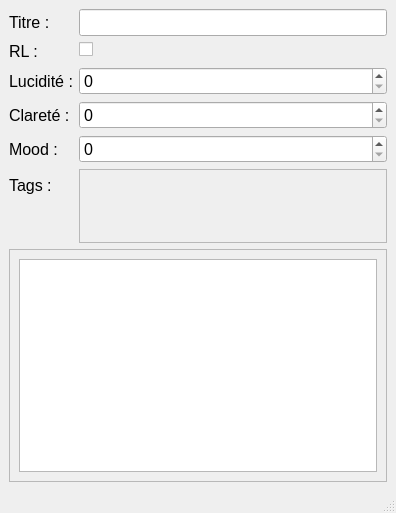
This is ui/dream_popup.ui in estebanthi/DreamsAnalyzer as Qt 5 draws it before an edit. The edited form follows.
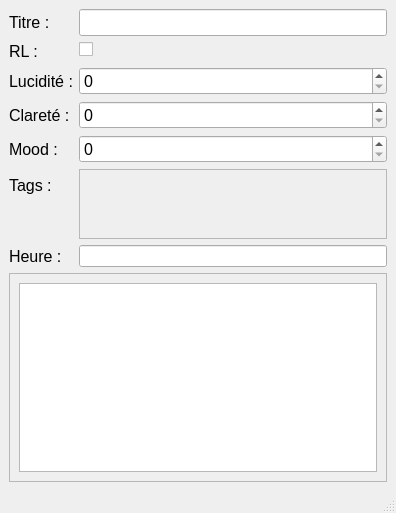
This is the edited form.

Patch:
```diff
--- a/ui/dream_popup.ui
+++ b/ui/dream_popup.ui
@@ -162,13 +162,28 @@
            <x>0</x>
            <y>0</y>
            <width>303</width>
-           <height>71</height>
+           <height>69</height>
           </rect>
          </property>
          <layout class="QHBoxLayout" name="tagsHorizontalLayout"/>
         </widget>
        </widget>
       </item>
+      <item row="6" column="1">
+       <widget class="QLineEdit" name="hourEdit"/>
+      </item>
+      <item row="6" column="0">
+       <widget class="QLabel" name="label_7">
+        <property name="font">
+         <font>
+          <pointsize>12</pointsize>
+         </font>
+        </property>
+        <property name="text">
+         <string>Heure :</string>
+        </property>
+       </widget>
+      </item>
      </layout>
     </item>
     <item>
@@ -187,7 +202,7 @@
          <x>0</x>
          <y>0</y>
          <width>376</width>
-         <height>222</height>
+         <height>198</height>
         </rect>
        </property>
        <layout class="QVBoxLayout" name="verticalLayout_2">
```
Left out of the diff: 102 changed lines with no effect on the pictures.
